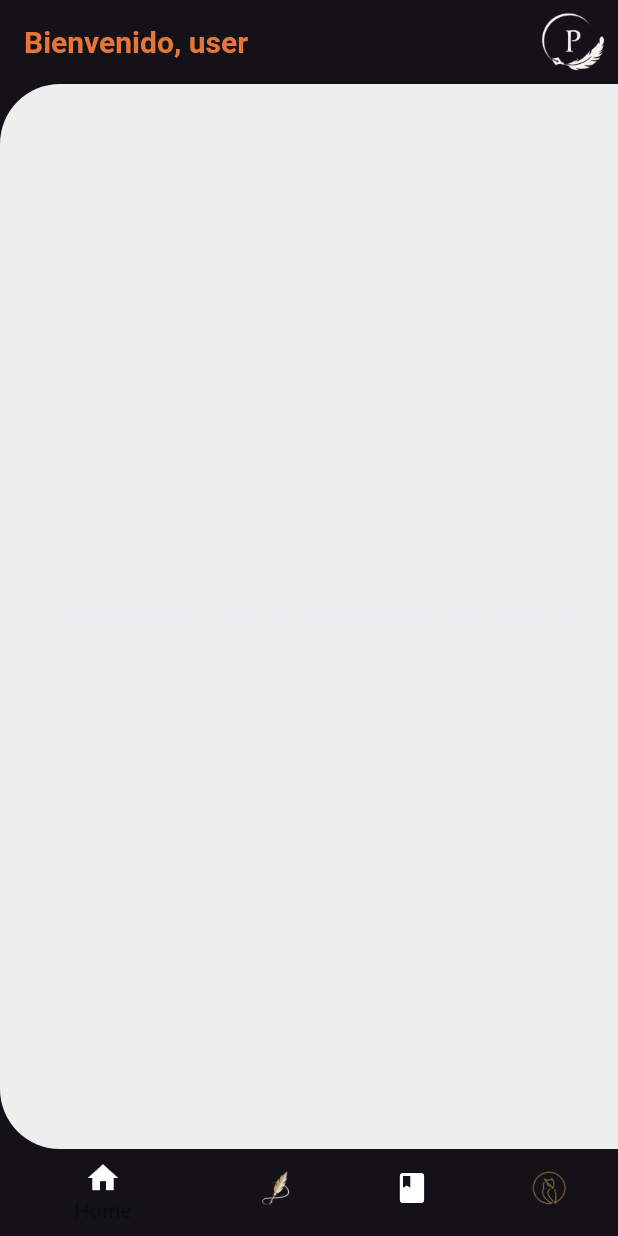
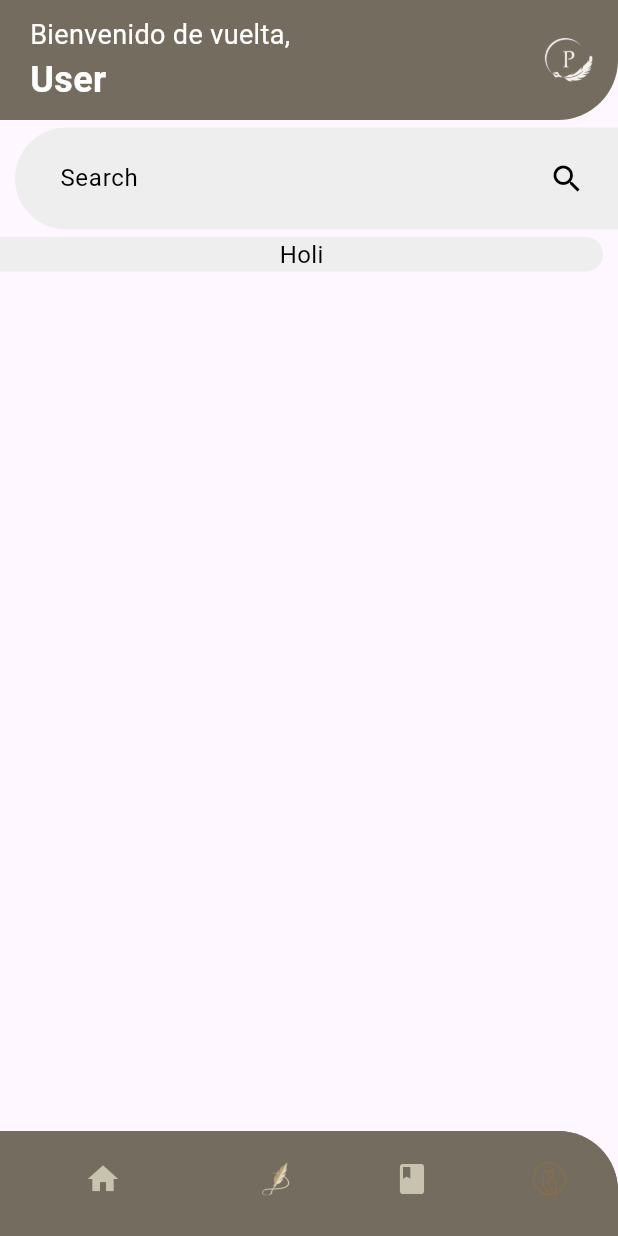
Before and after one commit to MissStormy/LovelaceVault, a Flutter app: the screen it shows after launch, after a tap on "Sign in", on a phone screen of 412 x 824 dp. Run offline on Flutter 3.47's test engine with Material 3 defaults, Android fonts, the phone set to English and light mode, and no system bars; Roboto replaces fonts that are missing (Quicksand).

Commit message:
Basic design done

```diff
--- a/lib/main.dart
+++ b/lib/main.dart
@@ -15,7 +15,7 @@ import 'package:provider/provider.dart';
 void main() {
   runApp( MultiProvider(
       providers: [
-        ChangeNotifierProvider(create: (_) => ThemeLoader(1)),
+        ChangeNotifierProvider(create: (_) => ThemeLoader(0)),
       ],
       child: MyApp(),
       ));
--- a/lib/nexus.dart
+++ b/lib/nexus.dart
@@ -5,6 +5,7 @@ import 'package:lovelacevault/screens/library_screen.dart';
 import 'package:lovelacevault/screens/minerva_screen.dart';
 import 'package:lovelacevault/screens/profile_screen.dart';
 import 'package:lovelacevault/theme/theme.dart';
+import 'package:lovelacevault/widgets/ui/custom_navigation_bar.dart';
 import 'package:provider/provider.dart';
 
 class Nexus extends StatefulWidget {
@@ -42,39 +43,12 @@ class _NexusState extends State<Nexus> {
         automaticallyImplyLeading: false,
       ), */
       body: screens[_selectedIndex],
-      bottomNavigationBar: ClipRRect(
-        borderRadius: BorderRadius.only(
-          topLeft: Radius.circular(20.0), // Esquina superior izquierda redondeada
-          topRight: Radius.circular(20.0), // Esquina superior derecha redondeada
-        ),
-        child: BottomNavigationBar(
+      bottomNavigationBar: CustomBottomNavigationBar(
         currentIndex: _selectedIndex,
         onTap: (index) {
           setState(() {
             _selectedIndex = index;
           });
-        },
-        showSelectedLabels: true,
-        showUnselectedLabels: false,
-        items: [
-          BottomNavigationBarItem(
-            icon: Icon(Icons.home, color: Colors.white),
-            label: 'Home',
-          ),
-          BottomNavigationBarItem(
-            icon: Image.asset('assets/logoIn.png', width: 24, height: 24,),
-            label: 'Editor',
-          ),
-          BottomNavigationBarItem(
-            icon: Icon(Icons.book, color: Colors.white),
-            label: 'Bookshelf',
-          ),
-          BottomNavigationBarItem(
-            icon: Image.asset('assets/minerva2.png', width: 24, height: 24),
-            label: 'Minerva',
-          ),
-        ],
-      ),
-    ));
+        },));
   }
 }
--- a/lib/screens/editor_screen.dart
+++ b/lib/screens/editor_screen.dart
@@ -1,4 +1,5 @@
 import 'package:flutter/material.dart';
+import 'package:lovelacevault/widgets/ui/custom_appbar.dart';
 
 class EditorScreen extends StatefulWidget {
   const EditorScreen({super.key});
@@ -11,17 +12,11 @@ class _EditorScreenState extends State<EditorScreen> {
   @override
   Widget build(BuildContext context) {
     return Scaffold(
-      appBar: AppBar(
-        automaticallyImplyLeading: false,
-        shape: RoundedRectangleBorder(
-          borderRadius: BorderRadius.only(
-            bottomRight: Radius.circular(40.0), // Esquina inferior derecha redondeada
-          ),
-        ),
-        backgroundColor: Colors.transparent, // Hace que el AppBar sea transparente
-        elevation: 0,
+      appBar: const CustomRoundedAppBar(
+
       ),
       body: Container(
+        margin: EdgeInsets.only(left: 10.0),
         decoration: BoxDecoration(
           color: Colors.grey.shade200,
           borderRadius: BorderRadius.only(
--- a/lib/screens/home_screen.dart
+++ b/lib/screens/home_screen.dart
@@ -1,5 +1,7 @@
 import 'package:flutter/material.dart';
 import 'package:lovelacevault/screens/profile_screen.dart';
+import 'package:lovelacevault/widgets/textfield/custom_searchbar.dart';
+import 'package:lovelacevault/widgets/ui/custom_appbar.dart';
 
 class HomeScreen extends StatefulWidget {
   const HomeScreen({super.key});
@@ -12,51 +14,67 @@ class _HomeScreenState extends State<HomeScreen> {
   @override
   Widget build(BuildContext context) {
     return Scaffold(
-      appBar: AppBar(
-        automaticallyImplyLeading: false,
-        title: Text(
-          'Bienvenido, user',
-          style: TextStyle(
-            fontSize: 20.0,
-            fontWeight: FontWeight.bold,
-          ),
-        ),
-        actions: [
-          IconButton(
+        appBar: CustomRoundedAppBar(
+          line1: 'Bienvenido de vuelta,',
+          line2: 'User',
+          action: IconButton(
             onPressed: () {
-
+              Navigator.push(
+                context,
+                MaterialPageRoute(builder: (context) => ProfileScreen()),
+              );
             },
             icon: Image.asset('assets/profile.png'),
           ),
-        ],
-
-        shape: RoundedRectangleBorder(
-          borderRadius: BorderRadius.only(
-            bottomRight:
-                Radius.circular(40.0), // Esquina inferior derecha redondeada
         ),
+        body: Column(
+          children: [
+            SizedBox(
+              height: 5.0,
             ),
-        backgroundColor:
-            Colors.transparent, // Hace que el AppBar sea transparente
-        elevation: 0,
-      ),
-      body: Container(
+            Container(
+                margin: EdgeInsets.only(left: 10.0),
                 decoration: BoxDecoration(
                   color: Colors.grey.shade200,
                   borderRadius: BorderRadius.only(
                       topLeft: Radius.circular(40.0),
                       bottomLeft: Radius.circular(40.0)),
                 ),
-        child: Center(
+                child: CustomSearchBar(
+                  onSearch: (query) {
+                    print('Realizar búsqueda con query: $query');
+                  },
+                )),
+            SizedBox(
+              height: 5.0,
+            ),
+            Expanded(
+            child: SingleChildScrollView(
+              child: Container(
+                margin: EdgeInsets.only(right: 10.0),
+                decoration: BoxDecoration(
+                  color: Colors.grey.shade200,
+                  borderRadius: BorderRadius.only(
+                    topRight: Radius.circular(40.0),
+                    bottomRight: Radius.circular(40.0),
+                  ),
+                ),
+                child: Column(
+                  children: [
+                    Center(
                       child: Text(
-            'Contenido de la pantalla de inicio',
-            style: TextStyle(
-              fontSize: 24.0,
-              fontWeight: FontWeight.bold,
+                        'Holi',
+                        style: TextStyle(color: Colors.black),
+                      ),
+                    ),
+                    // Aquí puedes agregar más contenido si es necesario
+                  ],
                 ),
               ),
             ),
           ),
-    );
+
+          ],
+        ));
   }
 }
--- a/lib/screens/library_screen.dart
+++ b/lib/screens/library_screen.dart
@@ -1,4 +1,5 @@
 import 'package:flutter/material.dart';
+import 'package:lovelacevault/widgets/ui/custom_appbar.dart';
 
 class BookshelfScreen extends StatefulWidget {
   const BookshelfScreen({super.key});
@@ -11,17 +12,11 @@ class _BookshelfScreenState extends State<BookshelfScreen> {
   @override
   Widget build(BuildContext context) {
     return Scaffold(
-      appBar: AppBar(
-        automaticallyImplyLeading: false,
-        shape: RoundedRectangleBorder(
-          borderRadius: BorderRadius.only(
-            bottomRight: Radius.circular(40.0), // Esquina inferior derecha redondeada
-          ),
-        ),
-        backgroundColor: Colors.transparent, // Hace que el AppBar sea transparente
-        elevation: 0,
+      appBar: const CustomRoundedAppBar(
+
       ),
       body: Container(
+        margin: EdgeInsets.only(left: 10.0),
         decoration: BoxDecoration(
           color: Colors.grey.shade200,
           borderRadius: BorderRadius.only(
--- a/lib/screens/minerva_screen.dart
+++ b/lib/screens/minerva_screen.dart
@@ -1,4 +1,5 @@
 import 'package:flutter/material.dart';
+import 'package:lovelacevault/widgets/ui/custom_appbar.dart';
 
 class Minerva extends StatefulWidget {
   const Minerva({super.key});
@@ -11,17 +12,11 @@ class _MinervaState extends State<Minerva> {
   @override
   Widget build(BuildContext context) {
     return Scaffold(
-      appBar: AppBar(
-        automaticallyImplyLeading: false,
-        shape: RoundedRectangleBorder(
-          borderRadius: BorderRadius.only(
-            bottomRight: Radius.circular(40.0), // Esquina inferior derecha redondeada
-          ),
-        ),
-        backgroundColor: Colors.transparent, // Hace que el AppBar sea transparente
-        elevation: 0,
+      appBar: const CustomRoundedAppBar(
+
       ),
       body: Container(
+        margin: EdgeInsets.only(left: 10.0),
         decoration: BoxDecoration(
           color: Colors.grey.shade200,
           borderRadius: BorderRadius.only(
--- a/lib/screens/profile_screen.dart
+++ b/lib/screens/profile_screen.dart
@@ -1,4 +1,5 @@
 import 'package:flutter/material.dart';
+import 'package:lovelacevault/widgets/ui/custom_appbar.dart';
 
 class ProfileScreen extends StatefulWidget {
   const ProfileScreen({super.key});
@@ -11,17 +12,11 @@ class _ProfileScreenState extends State<ProfileScreen> {
   @override
   Widget build(BuildContext context) {
     return Scaffold(
-      appBar: AppBar(
-        automaticallyImplyLeading: false,
-        shape: RoundedRectangleBorder(
-          borderRadius: BorderRadius.only(
-            bottomRight: Radius.circular(40.0), // Esquina inferior derecha redondeada
-          ),
-        ),
-        backgroundColor: Colors.transparent, // Hace que el AppBar sea transparente
-        elevation: 0,
+      appBar: const CustomRoundedAppBar(
+        showBackButton: true,
       ),
       body: Container(
+        margin: EdgeInsets.only(left: 10.0),
         decoration: BoxDecoration(
           color: Colors.grey.shade200,
           borderRadius: BorderRadius.only(
@@ -29,7 +24,7 @@ class _ProfileScreenState extends State<ProfileScreen> {
             bottomLeft: Radius.circular(40.0)
           ),
         ),
-        child: Center(
+        child: const Center(
           child: Text(
             'Contenido de la pantalla de inicio',
             style: TextStyle(
--- a/lib/theme/theme.dart
+++ b/lib/theme/theme.dart
@@ -29,7 +29,7 @@ class ThemeLoader with ChangeNotifier {
         _darkTheme = true;
         break;
       default:
-        _theme = _myDarkTheme();
+        _theme = _myLightTheme();
         _darkTheme = true;
         break;
     }
--- /dev/null
+++ b/lib/widgets/textfield/custom_searchbar.dart
@@ -0,0 +1,61 @@
+import 'package:flutter/material.dart';
+
+class CustomSearchBar extends StatefulWidget {
+  final void Function(String) onSearch;
+
+  const CustomSearchBar({
+    required this.onSearch,
+    Key? key,
+  }) : super(key: key);
+
+  @override
+  _CustomSearchBarState createState() => _CustomSearchBarState();
+}
+
+class _CustomSearchBarState extends State<CustomSearchBar> {
+  late TextEditingController _searchController;
+
+  @override
+  void initState() {
+    super.initState();
+    _searchController = TextEditingController();
+  }
+
+  @override
+  void dispose() {
+    _searchController.dispose();
+    super.dispose();
+  }
+
+  @override
+  Widget build(BuildContext context) {
+    return Container(
+      decoration: BoxDecoration(
+        borderRadius: BorderRadius.circular(20.0),
+        color: Colors.grey.shade200,
+      ),
+      margin: EdgeInsets.all(10.0),
+      child: Row(
+        children: [
+          Expanded(
+            child: TextField(
+              controller: _searchController,
+              decoration: InputDecoration(
+                hintText: 'Search',
+                border: InputBorder.none,
+                contentPadding: EdgeInsets.symmetric(horizontal: 20.0),
+              ),
+              onSubmitted: widget.onSearch,
+            ),
+          ),
+          IconButton(
+            onPressed: () {
+              widget.onSearch(_searchController.text);
+            },
+            icon: Icon(Icons.search),
+          ),
+        ],
+      ),
+    );
+  }
+}
--- /dev/null
+++ b/lib/widgets/ui/custom_appbar.dart
@@ -0,0 +1,86 @@
+import 'package:flutter/material.dart';
+import 'package:lovelacevault/theme/theme.dart';
+import 'package:provider/provider.dart';
+class CustomRoundedAppBar extends StatelessWidget implements PreferredSizeWidget {
+  final String? line1;
+  final String? line2;
+  final double appBarHeight;
+  final Widget? action;
+  final bool showBackButton; // Nuevo parámetro para mostrar o no la flecha de retroceso
+
+  const CustomRoundedAppBar({
+    this.line1,
+    this.line2,
+    this.appBarHeight = 80.0, // Valor predeterminado para la altura del AppBar
+    this.action,
+    this.showBackButton = false, // Valor predeterminado para no mostrar la flecha de retroceso
+  });
+
+  @override
+  Widget build(BuildContext context) {
+    final actualTheme = Provider.of<ThemeLoader>(context).actualTheme;
+    return ClipRRect(
+      borderRadius: BorderRadius.only(
+        bottomRight: Radius.circular(40.0),
+      ),
+      child: Container(
+        color: actualTheme.colorScheme.primary,
+        child: SafeArea(
+          child: Container(
+            height: appBarHeight,
+            child: Row(
+              mainAxisAlignment: MainAxisAlignment.spaceBetween,
+              children: [
+                if (showBackButton) // Mostrar la flecha de retroceso si showBackButton es verdadero
+                  IconButton(
+                    onPressed: () {
+                      Navigator.pop(context); // Navegar hacia atrás cuando se presiona la flecha de retroceso
+                    },
+                    icon: Icon(Icons.arrow_back, color: Colors.white),
+                  ),
+                if (line1 != null || line2 != null) // Verifica si alguno de los textos no es nulo
+                  Padding(
+                    padding: const EdgeInsets.only(left: 20.0), // Ajusta el espacio a la izquierda del texto
+                    child: Column(
+                      crossAxisAlignment: CrossAxisAlignment.start,
+                      mainAxisAlignment: MainAxisAlignment.center,
+                      children: [
+                        if (line1 != null) // Verifica si line1 no es nulo
+                          Text(
+                            line1!,
+                            style: TextStyle(
+                              color: Colors.white,
+                              fontSize: 18.0, // Tamaño del texto aumentado
+                            ),
+                          ),
+                        if (line2 != null) // Verifica si line2 no es nulo
+                          Text(
+                            line2!,
+                            style: TextStyle(
+                              color: Colors.white,
+                              fontSize: 24.0, // Tamaño del texto aumentado
+                              fontWeight: FontWeight.bold,
+                            ),
+                          ),
+                      ],
+                    ),
+                  ),
+                action != null ? Padding(
+                  padding: const EdgeInsets.only(right: 8.0), // Ajusta el espacio a la derecha del icono
+                  child: SizedBox(
+                    width: 50.0, // Ancho del icono reducido
+                    height: 50.0, // Alto del icono reducido
+                    child: action,
+                  ),
+                ) : SizedBox(), // Muestra el widget action si está presente, o un SizedBox si no lo está
+              ],
+            ),
+          ),
+        ),
+      ),
+    );
+  }
+
+  @override
+  Size get preferredSize => Size.fromHeight(appBarHeight);
+}
--- /dev/null
+++ b/lib/widgets/ui/custom_navigation_bar.dart
@@ -0,0 +1,61 @@
+import 'package:flutter/material.dart';
+import 'package:lovelacevault/theme/theme.dart';
+import 'package:provider/provider.dart';
+class CustomBottomNavigationBar extends StatelessWidget {
+  final int currentIndex;
+  final ValueChanged<int> onTap;
+  final double navBarHeight;
+
+  CustomBottomNavigationBar({
+    required this.currentIndex,
+    required this.onTap,
+    this.navBarHeight = 70.0, // Altura predeterminada del BottomNavigationBar
+  });
+
+  @override
+  Widget build(BuildContext context) {
+    final actualTheme = Provider.of<ThemeLoader>(context).actualTheme;
+    return ClipRRect(
+
+      borderRadius: BorderRadius.only(
+        //topLeft: Radius.circular(20.0),
+        topRight: Radius.circular(40.0),
+      ),
+      child: Container(
+
+        height: navBarHeight, // Altura personalizada del BottomNavigationBar
+        color: actualTheme.colorScheme.primary, // Color de fondo del BottomNavigationBar
+        child: BottomNavigationBar(
+
+          currentIndex: currentIndex,
+          onTap: onTap,
+          showSelectedLabels: false, // Oculta los labels seleccionados
+          showUnselectedLabels: false, // Oculta los labels no seleccionados
+          items: [
+            BottomNavigationBarItem(
+              icon: Icon(Icons.home, color: actualTheme.colorScheme.onBackground,),
+              label: 'Home',
+              backgroundColor: actualTheme.colorScheme.primary,
+
+            ),
+            BottomNavigationBarItem(
+            icon: Image.asset('assets/logoIn.png', width: 24, height: 24,),
+            label: 'Editor',
+            backgroundColor: actualTheme.colorScheme.primary
+          ),
+            BottomNavigationBarItem(
+              icon: Icon(Icons.book, color: actualTheme.colorScheme.onBackground),
+              label: 'Bookshelf',
+              backgroundColor: actualTheme.colorScheme.primary
+            ),
+            BottomNavigationBarItem(
+            icon: Image.asset('assets/minerva2.png', width: 24, height: 24),
+            label: 'Minerva',
+            backgroundColor: actualTheme.colorScheme.primary
+          ),
+          ],
+        ),
+      ),
+    );
+  }
+}
```
Lines whose indentation alone changed are shown as unchanged.
